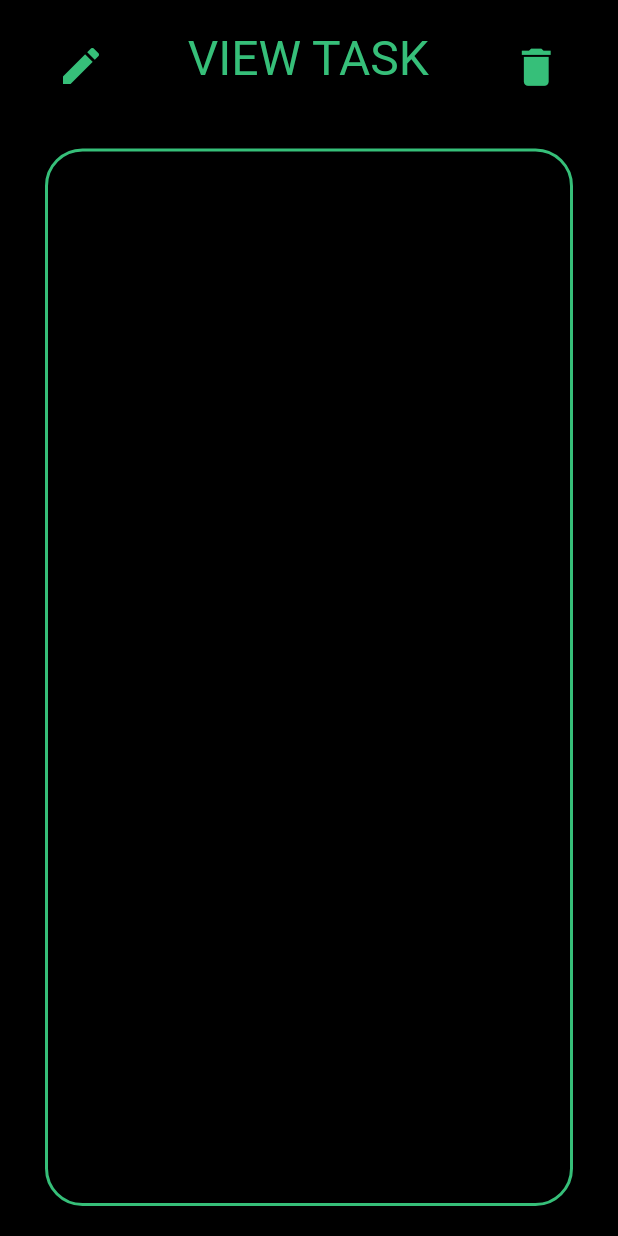
After one commit to I-am-aabi/DO-NOW, a Flutter app: the ViewTask screen opened directly, on a phone screen of 412 x 824 dp. The commit adds this screen. Run offline on Flutter 3.47's test engine with Material 2 defaults, Android fonts, the phone set to English and light mode, and no system bars; our stand-ins replace image_picker.

Commit message:
View task page added

```diff
--- a/lib/pages/add_task.dart
+++ b/lib/pages/add_task.dart
@@ -1,5 +1,5 @@
 import 'package:flutter/material.dart';
-import 'package:project1/widgets/task/add_task_topbar.dart';
+import 'package:project1/widgets/task/add_task/add_task_topbar.dart';
 import 'package:project1/widgets/task/taskfields/task_field.dart';
 
 class AddTaskScreen extends StatelessWidget {
--- /dev/null
+++ b/lib/pages/view_task.dart
@@ -0,0 +1,33 @@
+import 'package:flutter/material.dart';
+import 'package:project1/widgets/task/task_view/view-task-topbar.dart';
+import 'package:project1/widgets/task/task_view/view_task_info.dart';
+
+class ViewTask extends StatelessWidget {
+  const ViewTask({super.key});
+
+  @override
+  Widget build(BuildContext context) {
+    return SafeArea(
+      child: Scaffold(
+        backgroundColor: Colors.black,
+        body: Padding(
+          padding:  const EdgeInsets.only(left: 30,right: 30,top: 20),
+          child: Column(
+            children: const [
+              ViewTaskTopbar(),
+              SizedBox(
+                height: 30,
+              ),
+              Expanded(child: ViewTaskInfo()),
+              SizedBox(
+                height: 20,
+              ),
+
+            ],
+          ),
+        ),
+
+      ),
+    );
+  }
+}
--- a/lib/widgets/task/task.dart
+++ b/lib/widgets/task/task.dart
@@ -26,7 +26,7 @@ class Task extends StatelessWidget {
               IconButton(
                 onPressed: (() {}),
                 icon: const Icon(Icons.visibility),
-                color: Color.fromARGB(255, 78, 190, 86),
+                color: const Color.fromARGB(255, 78, 190, 86),
               ),
               const Text(
                 '10:30 AM',
--- /dev/null
+++ b/lib/widgets/task/task_view/view-task-topbar.dart
@@ -0,0 +1,36 @@
+import 'package:flutter/material.dart';
+
+class ViewTaskTopbar extends StatelessWidget {
+  const ViewTaskTopbar({super.key});
+
+  @override
+  Widget build(BuildContext context) {
+    return Row(
+      mainAxisAlignment: MainAxisAlignment.spaceBetween,
+      crossAxisAlignment: CrossAxisAlignment.start,
+      children: [
+        IconButton(
+          onPressed: () {
+            Navigator.pop(context);
+          },
+          icon: const Icon(Icons.edit),
+          iconSize: 32,
+          color: const Color.fromARGB(255, 54, 191, 121),
+        ),
+        const Text(
+          'VIEW TASK',
+          style: TextStyle(
+            fontSize: 32,
+            color: Color.fromARGB(255, 54, 191, 121),
+          ),
+        ),
+        IconButton(
+          onPressed: () {},
+          icon: const Icon(Icons.delete),
+          iconSize: 33,
+          color: const Color.fromARGB(255, 54, 191, 121),
+        ),
+      ],
+    );
+  }
+}
--- /dev/null
+++ b/lib/widgets/task/task_view/view_task_info.dart
@@ -0,0 +1,19 @@
+import 'package:flutter/material.dart';
+import 'package:flutter/src/widgets/container.dart';
+import 'package:flutter/src/widgets/framework.dart';
+
+class ViewTaskInfo extends StatelessWidget {
+  const ViewTaskInfo({super.key});
+
+  @override
+  Widget build(BuildContext context) {
+    return Container(
+       decoration: BoxDecoration(
+          color: Color.fromARGB(255, 0, 0, 0),
+          borderRadius: const BorderRadius.all(Radius.circular(25)),
+          border: Border.all(
+              color: const Color.fromARGB(255, 54, 191, 121), width: 2)),
+      width: double.infinity,
+    );
+  }
+}
```
Also changed, not shown: lib/widgets/task/add_task/add_task_topbar.dart (renamed from lib/widgets/task/add_task_topbar.dart).
